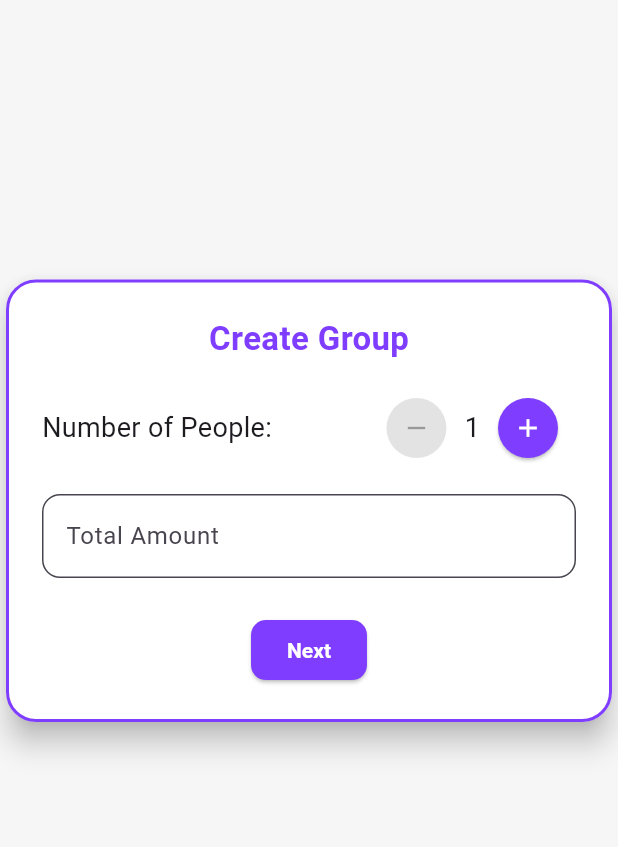
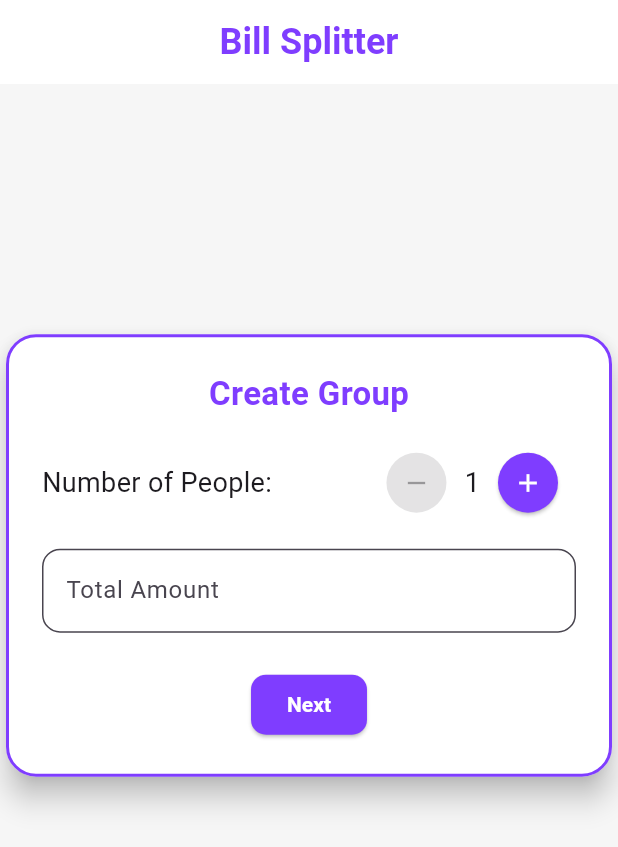
Before and after one commit to Shri-Radhey-Mishra/Bill-Splitter, a Flutter app: the screen it shows after launch, on a phone screen of 412 x 824 dp. Shown: the top 847 px of the screen. Run offline on Flutter 3.47's test engine with Material 3 defaults, Android fonts, the phone set to English and light mode, and no system bars.

Commit message:
completed bill split functionality

```diff
--- a/lib/pages/home_flow.dart
+++ b/lib/pages/home_flow.dart
@@ -3,6 +3,7 @@ import '../widgets/step1_setup.dart';
 import '../widgets/step2_people_input.dart';
 import '../widgets/step2_5_select_people.dart';
 import '../widgets/step3_result.dart';
+import '../app_colors.dart'; // Make sure you import this for purple100
 
 class HomeFlow extends StatefulWidget {
   const HomeFlow({super.key});
@@ -62,6 +63,19 @@ class _HomeFlowState extends State<HomeFlow> {
   @override
   Widget build(BuildContext context) {
     return Scaffold(
+      appBar: AppBar(
+        centerTitle: true,
+        backgroundColor: Colors.white,
+        elevation: 0,
+        title: const Text(
+          'Bill Splitter',
+          style: TextStyle(
+            fontSize: 24,
+            fontWeight: FontWeight.bold,
+            color: purple100,
+          ),
+        ),
+      ),
       body: Center(
         child: AnimatedSwitcher(
           duration: const Duration(milliseconds: 300),
@@ -115,7 +129,8 @@ class _HomeFlowState extends State<HomeFlow> {
             3 => Step3Result(
               key: const ValueKey(3),
               transactions: results,
-              onBack: () => setState(() => currentStep = 2), onStartOver: () => setState(() => currentStep = 1),
+              onBack: () => setState(() => currentStep = 2),
+              onStartOver: () => setState(() => currentStep = 0),
             ),
             _ => const SizedBox(),
           },
```
